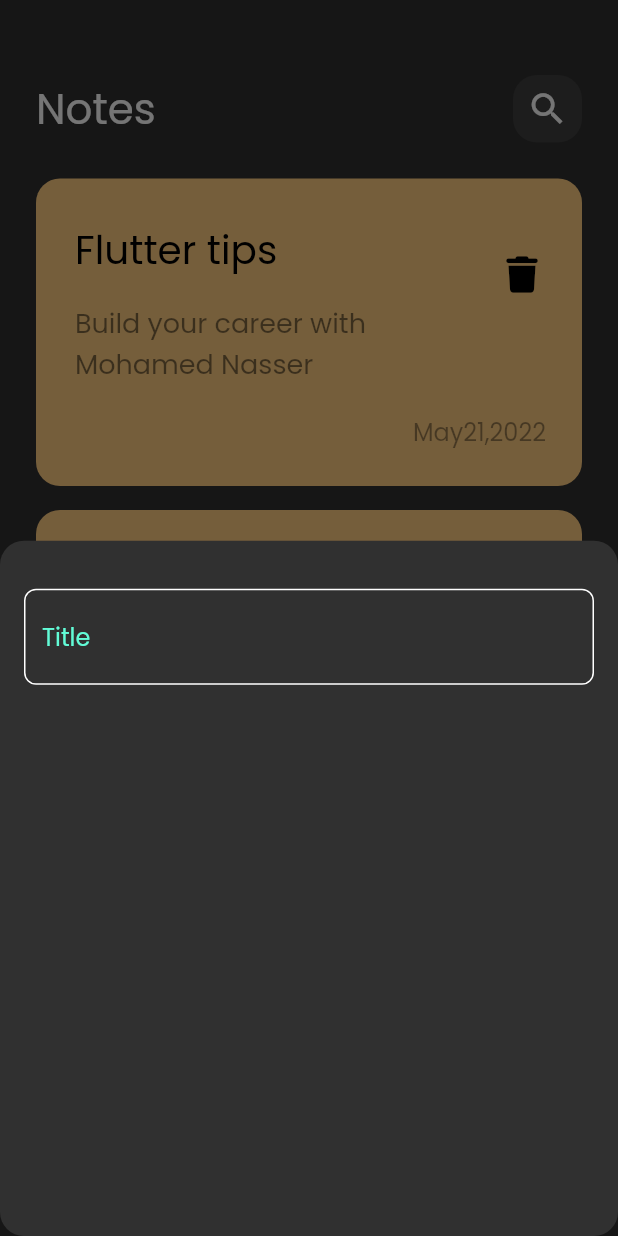
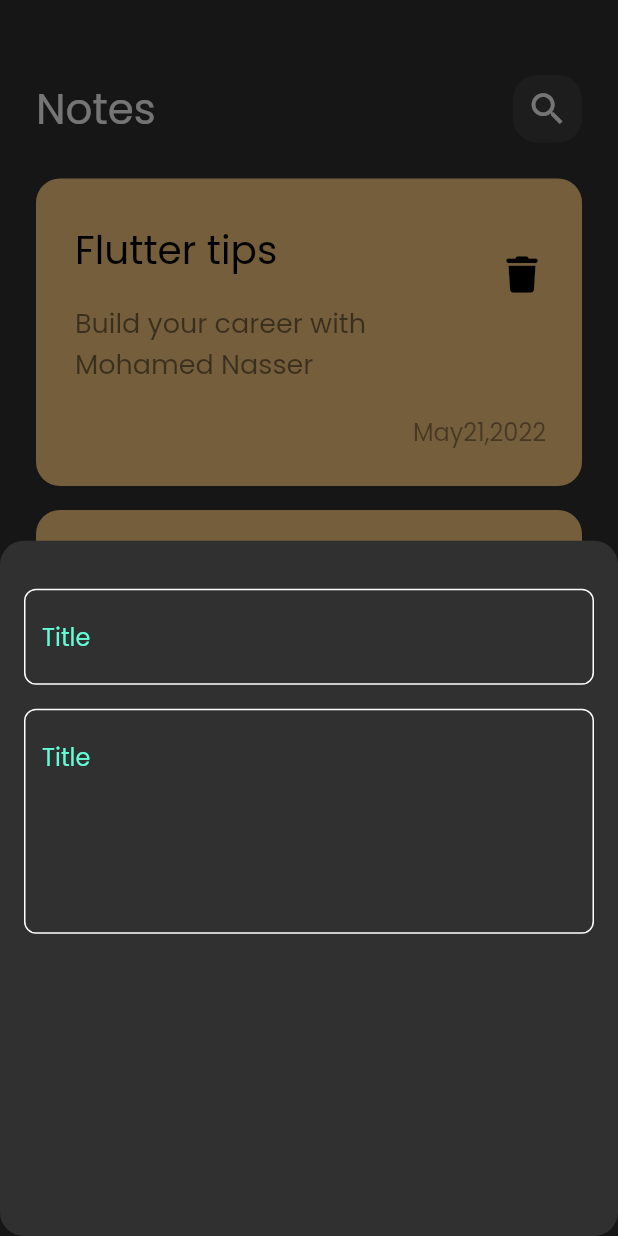
Before and after one commit to mohamedNaser1212/note_app, a Flutter app: the screen it shows after launch, after a tap on an icon or button, on a phone screen of 412 x 824 dp. Run offline on Flutter 3.47's test engine with Material 2 defaults, Android fonts, the phone set to English and light mode, and no system bars; our stand-ins replace font_awesome_flutter.

Commit message:
add fields to bottom sheet

```diff
--- a/lib/views/widgets/add_note_bottom_sheet.dart
+++ b/lib/views/widgets/add_note_bottom_sheet.dart
@@ -6,15 +6,18 @@ class AddNoteBottomSheet extends StatelessWidget {
 
   @override
   Widget build(BuildContext context) {
-    return   const Padding(
+    return    Padding(
       padding: EdgeInsets.symmetric(horizontal:16.0),
       child: Column(
           children: [
-            SizedBox(
+            const SizedBox(
               height: 32,
             ),
-            CustomTextField()
-
+            CustomTextField(hint: 'Title',),
+            const SizedBox(
+              height: 16,
+            ),
+            CustomTextField(hint: 'Content',maxlines: 5,)
 
           ],
 
--- a/lib/views/widgets/custom_text_field.dart
+++ b/lib/views/widgets/custom_text_field.dart
@@ -2,26 +2,22 @@ import 'package:flutter/Material.dart';
 import 'package:notes_app/constants.dart';
 
 class CustomTextField extends StatelessWidget {
-  const CustomTextField({Key? key}) : super(key: key);
-
+  CustomTextField({Key? key, required this.hint, this.maxlines=1})
+      : super(key: key);
+  final String hint;
+  final int maxlines;
   @override
   Widget build(BuildContext context) {
     return TextField(
+      maxLines: maxlines,
       cursorColor: KPrimaryColor,
       decoration: InputDecoration(
+
         border: buildBorder(),
         enabledBorder: buildBorder(),
-        focusedBorder: buildBorder( KPrimaryColor),
-        // label: const Text(
-        //   'Title',
-        //   style: TextStyle(
-        //     color: Colors.cyanAccent
-        //   ),
-        // ),
-        hintText:'Title',
-        hintStyle:const TextStyle(
-            color: KPrimaryColor
-        ) ,
+        focusedBorder: buildBorder(KPrimaryColor),
+        hintText: 'Title',
+        hintStyle: const TextStyle(color: KPrimaryColor),
       ),
     );
   }
```
